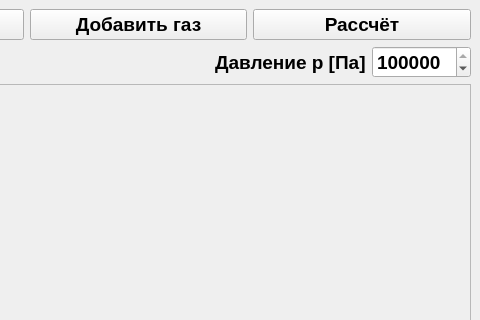
First picture: the form in ui/base_qt_ui/ui_main_window.ui, repository I-m-good-man/Gas-calculator, before the edit; both pictures show x 427 to 907 and y 0 to 320 of the 907 by 506 pixel window.
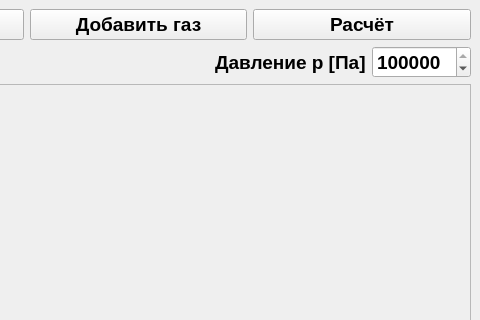
Second picture: the form after the edit.

Commit message: Change title button расчёт

```diff
--- a/ui/base_qt_ui/ui_main_window.ui
+++ b/ui/base_qt_ui/ui_main_window.ui
@@ -49,7 +49,7 @@
         <item>
          <widget class="QPushButton" name="calculate_btn">
           <property name="text">
-           <string>Рассчёт</string>
+           <string>Расчёт</string>
           </property>
          </widget>
         </item>
```
The commit also changes 1 other file.
